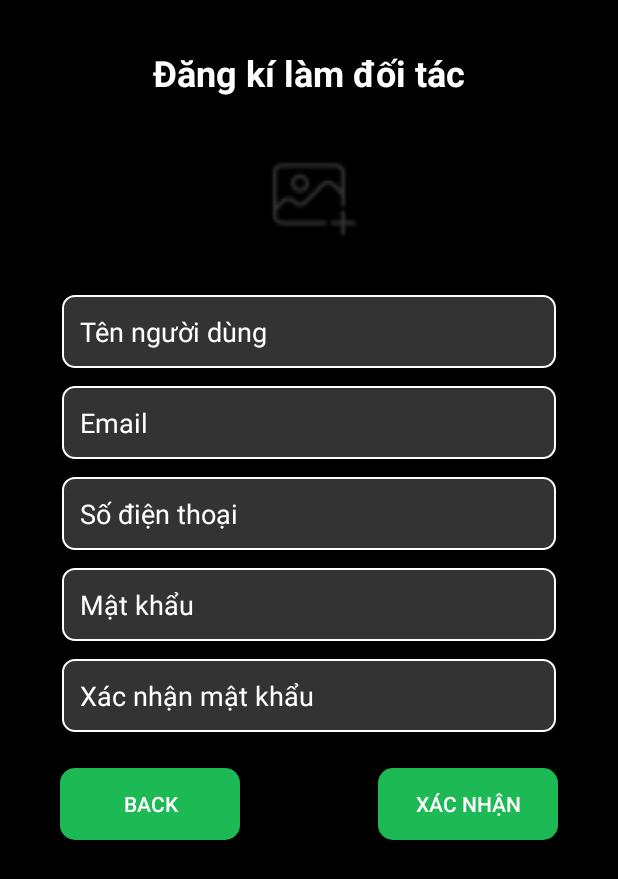
After one commit to baoanhh7/DoAn_Music, an Android app: the layout activity_regiter_atris.xml on its own in the app's theme, with its tools: preview values and no code run, on a phone screen of 412 x 824 dp. The commit adds this screen. Shown: the top 879 px of the screen. Run offline under Robolectric (Android 15) with nearby library versions, the phone set to English and light mode, and no system bars; network calls fail.

Commit message:
fe_regiter_doiTac

```diff
--- /dev/null
+++ b/app/src/main/res/drawable/edittext_bg.xml
@@ -0,0 +1,6 @@
+<?xml version="1.0" encoding="utf-8"?>
+<shape xmlns:android="http://schemas.android.com/apk/res/android">
+    <solid android:color="#333333"/> <!-- Màu nền cho EditText -->
+    <corners android:radius="8dp"/> <!-- Bo tròn góc -->
+    <stroke android:width="1dp" android:color="#FFFFFF"/> <!-- Viền trắng -->
+</shape>
--- /dev/null
+++ b/app/src/main/res/drawable/rounded_button_regiter.xml
@@ -0,0 +1,4 @@
+<shape xmlns:android="http://schemas.android.com/apk/res/android">
+    <corners android:radius="10dp"/>
+    <solid android:color="@color/green"/>
+</shape>
--- /dev/null
+++ b/app/src/main/res/layout/activity_regiter_atris.xml
@@ -0,0 +1,152 @@
+<?xml version="1.0" encoding="utf-8"?>
+<androidx.constraintlayout.widget.ConstraintLayout xmlns:android="http://schemas.android.com/apk/res/android"
+    xmlns:app="http://schemas.android.com/apk/res-auto"
+    xmlns:tools="http://schemas.android.com/tools"
+    android:layout_width="match_parent"
+    android:layout_height="match_parent"
+    android:background="@color/black"
+    >
+
+    <!-- Title -->
+    <TextView
+        android:id="@+id/title"
+        android:layout_width="wrap_content"
+        android:layout_height="wrap_content"
+        android:text="Đăng kí làm đối tác"
+        android:textColor="@color/white"
+        android:textSize="24sp"
+        android:textStyle="bold"
+        android:layout_marginTop="32dp"
+        app:layout_constraintTop_toTopOf="parent"
+        app:layout_constraintStart_toStartOf="parent"
+        app:layout_constraintEnd_toEndOf="parent"
+        android:gravity="center" />
+
+    <!-- Image Placeholder -->
+    <ImageView
+        android:id="@+id/imagePlaceholder"
+        android:layout_width="100dp"
+        android:layout_height="100dp"
+        android:layout_marginTop="16dp"
+        android:src="@drawable/ic_add_picture"
+        app:layout_constraintTop_toBottomOf="@+id/title"
+        app:layout_constraintStart_toStartOf="parent"
+        app:layout_constraintEnd_toEndOf="parent" />
+
+    <!-- Username Field -->
+    <EditText
+        android:id="@+id/username"
+        android:layout_width="0dp"
+        android:layout_height="wrap_content"
+        android:hint="Tên người dùng"
+        android:textColorHint="@color/white"
+        android:background="@drawable/edittext_bg"
+        android:textColor="@color/white"
+        android:padding="12dp"
+        android:inputType="textPersonName"
+        app:layout_constraintTop_toBottomOf="@+id/imagePlaceholder"
+        app:layout_constraintStart_toStartOf="parent"
+        app:layout_constraintEnd_toEndOf="parent"
+        app:layout_constraintWidth_percent="0.8"
+        android:layout_marginTop="16dp"/>
+
+    <!-- Email Field -->
+    <EditText
+        android:id="@+id/email"
+        android:layout_width="0dp"
+        android:layout_height="wrap_content"
+        android:hint="Email"
+        android:textColorHint="@color/white"
+        android:background="@drawable/edittext_bg"
+        android:textColor="@color/white"
+        android:padding="12dp"
+        android:inputType="textEmailAddress"
+        app:layout_constraintTop_toBottomOf="@+id/username"
+        app:layout_constraintStart_toStartOf="parent"
+        app:layout_constraintEnd_toEndOf="parent"
+        app:layout_constraintWidth_percent="0.8"
+        android:layout_marginTop="12dp" />
+
+    <!-- Phone Number Field -->
+    <EditText
+        android:id="@+id/phone"
+        android:layout_width="0dp"
+        android:layout_height="wrap_content"
+        android:hint="Số điện thoại"
+        android:textColorHint="@color/white"
+        android:background="@drawable/edittext_bg"
+        android:textColor="@color/white"
+        android:padding="12dp"
+        android:inputType="phone"
+        app:layout_constraintTop_toBottomOf="@+id/email"
+        app:layout_constraintStart_toStartOf="parent"
+        app:layout_constraintEnd_toEndOf="parent"
+        app:layout_constraintWidth_percent="0.8"
+        android:layout_marginTop="12dp" />
+
+    <!-- Password Field -->
+    <EditText
+        android:id="@+id/password"
+        android:layout_width="0dp"
+        android:layout_height="wrap_content"
+        android:hint="Mật khẩu"
+        android:textColorHint="@color/white"
+        android:background="@drawable/edittext_bg"
+        android:textColor="@color/white"
+        android:padding="12dp"
+        android:inputType="textPassword"
+        app:layout_constraintTop_toBottomOf="@+id/phone"
+        app:layout_constraintStart_toStartOf="parent"
+        app:layout_constraintEnd_toEndOf="parent"
+        app:layout_constraintWidth_percent="0.8"
+        android:layout_marginTop="12dp" />
+
+    <!-- Confirm Password Field -->
+    <EditText
+        android:id="@+id/confirm_password"
+        android:layout_width="0dp"
+        android:layout_height="wrap_content"
+        android:hint="Xác nhận mật khẩu"
+        android:textColorHint="@color/white"
+        android:background="@drawable/edittext_bg"
+        android:textColor="@color/white"
+        android:padding="12dp"
+        android:inputType="textPassword"
+        app:layout_constraintTop_toBottomOf="@+id/password"
+        app:layout_constraintStart_toStartOf="parent"
+        app:layout_constraintEnd_toEndOf="parent"
+        app:layout_constraintWidth_percent="0.8"
+        android:layout_marginTop="12dp" />
+
+    <!-- Back Button -->
+
+    <!-- Confirm Button -->
+
+    <Button
+        android:id="@+id/btn_back"
+        android:layout_width="120dp"
+        android:layout_height="wrap_content"
+        android:layout_marginStart="40dp"
+        android:layout_marginTop="24dp"
+        android:background="@drawable/rounded_button_regiter"
+        android:paddingHorizontal="24dp"
+        android:text="Back"
+        android:textColor="@color/white"
+        app:layout_constraintStart_toStartOf="parent"
+        app:layout_constraintTop_toBottomOf="@+id/confirm_password" />
+
+    <Button
+        android:id="@+id/btn_confirm"
+        android:layout_width="120dp"
+        android:layout_height="wrap_content"
+        android:layout_marginTop="24dp"
+        android:layout_marginEnd="40dp"
+        android:background="@drawable/rounded_button_regiter"
+        android:paddingHorizontal="24dp"
+        android:text="Xác nhận"
+        android:textColor="@color/white"
+        app:layout_constraintEnd_toEndOf="parent"
+        app:layout_constraintTop_toBottomOf="@+id/confirm_password" />
+
+
+</androidx.constraintlayout.widget.ConstraintLayout>
--- a/app/src/main/res/values/colors.xml
+++ b/app/src/main/res/values/colors.xml
@@ -11,4 +11,5 @@
     <color name="spotifyGreen">#1DB954</color>
     <color name="spotifyBlack">#191414</color>
     <color name="mauNen">#131313</color>
+    <color name="green">#1DB954</color>
 </resources>
```
Also changed, not shown: app/src/main/res/drawable/ic_add_picture.png (added).
